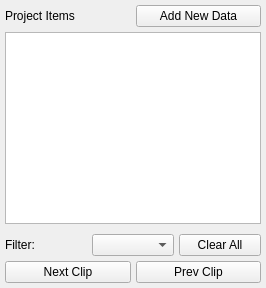
First picture: the form in annotation_tool/ui/dataset_explorer_panel/dataset_explorer_panel.ui, repository OpenSportsLab/VideoAnnotationTool, before the edit.
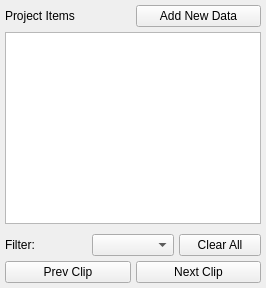
Second picture: the form after the edit.

Commit message: refactor: remove navigation methods from classification, dense, and description controllers; update button labels in dataset explorer UI

```diff
--- a/annotation_tool/ui/dataset_explorer_panel/dataset_explorer_panel.ui
+++ b/annotation_tool/ui/dataset_explorer_panel/dataset_explorer_panel.ui
@@ -81,22 +81,22 @@
    <item>
     <layout class="QHBoxLayout" name="horizontalLayout_2">
      <item>
-      <widget class="QPushButton" name="btn_next_clip">
+      <widget class="QPushButton" name="btn_prev_clip">
        <property name="cursor">
         <cursorShape>PointingHandCursor</cursorShape>
        </property>
        <property name="text">
-        <string>Next Clip</string>
+        <string>Prev Clip</string>
        </property>
       </widget>
      </item>
      <item>
-      <widget class="QPushButton" name="btn_prev_clip">
+      <widget class="QPushButton" name="btn_next_clip">
        <property name="cursor">
         <cursorShape>PointingHandCursor</cursorShape>
        </property>
        <property name="text">
-        <string>Prev Clip</string>
+        <string>Next Clip</string>
        </property>
       </widget>
      </item>
```
The commit also changes 5 other files.
